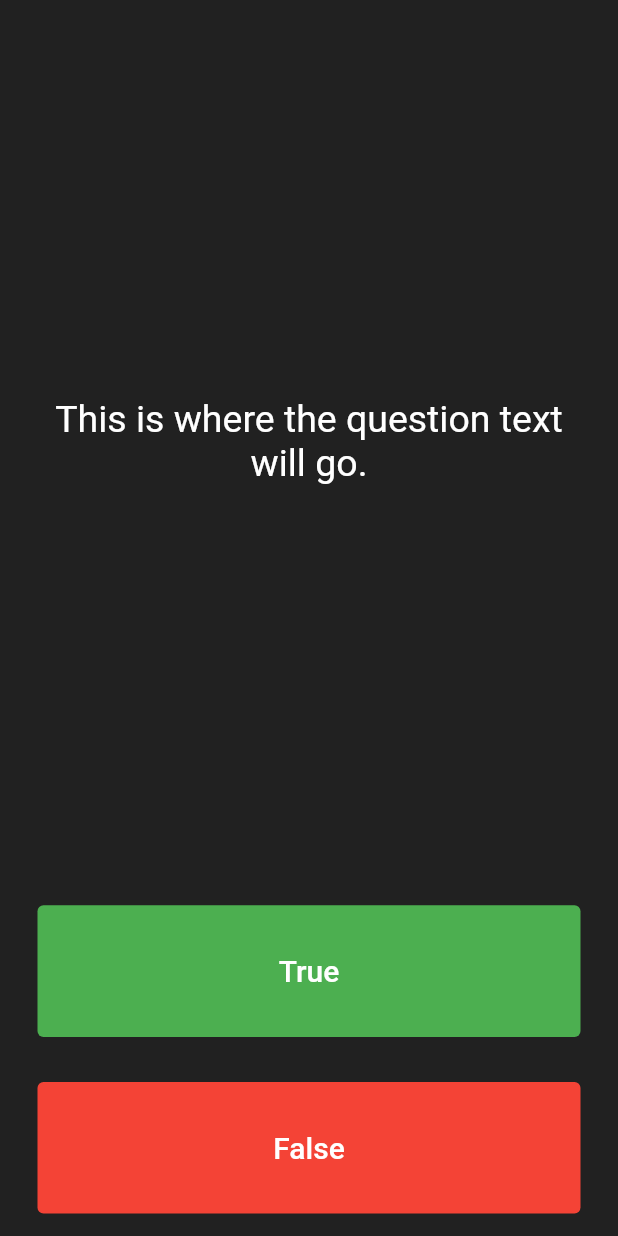
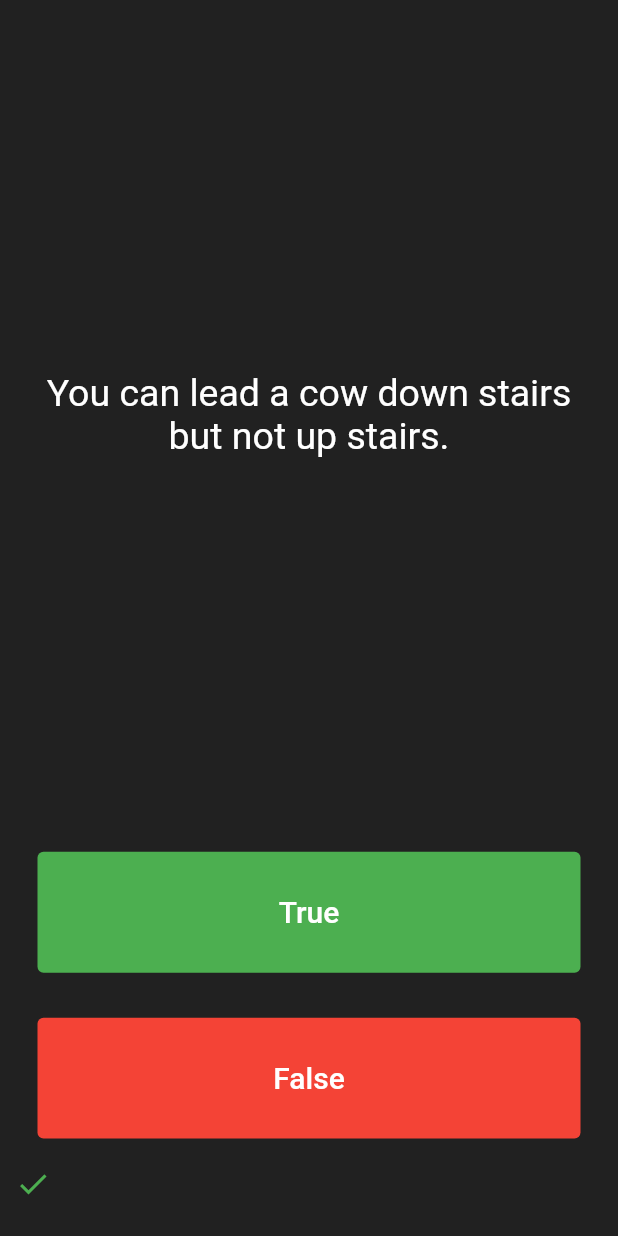
Before and after one commit to afpaiva/quizzler, a Flutter app: the screen it shows after launch, after a tap on "True", on a phone screen of 412 x 824 dp. Run offline on Flutter 3.47's test engine with Material 2 defaults, Android fonts, the phone set to English and light mode, and no system bars; missing offline and left inert: dart:ffi.

Commit message:
created questions object

```diff
--- a/lib/main.dart
+++ b/lib/main.dart
@@ -1,7 +1,11 @@
+import 'dart:ffi';
+import 'quiz_brain.dart';
 import 'package:flutter/material.dart';
 
+QuizBrain questions = QuizBrain();
+
 void main() {
-  runApp(const Quizzler());
+  runApp(Quizzler());
 }
 
 class Quizzler extends StatelessWidget {
@@ -14,7 +18,7 @@ class Quizzler extends StatelessWidget {
       debugShowCheckedModeBanner: false,
       home: Scaffold(
         backgroundColor: Colors.grey.shade900,
-        body: const SafeArea(
+        body: SafeArea(
           child: Padding(
             padding: EdgeInsets.symmetric(horizontal: 10),
             child: QuizPage(),
@@ -33,6 +37,9 @@ class QuizPage extends StatefulWidget {
 }
 
 class _QuizPageState extends State<QuizPage> {
+  int questionNumber = 0;
+  List<Icon> scores = [];
+
   @override
   Widget build(BuildContext context) {
     return Column(
@@ -45,7 +52,7 @@ class _QuizPageState extends State<QuizPage> {
             padding: EdgeInsets.all(10.0),
             child: Center(
               child: Text(
-                'This is where the question text will go.',
+                questions.questionBank[questionNumber].questionText,
                 textAlign: TextAlign.center,
                 style: TextStyle(
                   fontSize: 25.0,
@@ -64,7 +71,27 @@ class _QuizPageState extends State<QuizPage> {
                 backgroundColor: Colors.green,
               ),
               onPressed: () {
-                print("hello!");
+                setState(() {
+                  if (questions.questionBank[questionNumber].questionAnswer ==
+                      true) {
+                    scores.add(
+                      Icon(
+                        Icons.check,
+                        color: Colors.green,
+                      ),
+                    );
+                  } else {
+                    scores.add(
+                      Icon(
+                        Icons.cancel,
+                        color: Colors.red,
+                      ),
+                    );
+                  }
+                });
+                questionNumber++;
+                if (questionNumber >= questions.questionBank.length)
+                  questionNumber = 0;
               },
               child: Text(
                 'True',
@@ -85,7 +112,27 @@ class _QuizPageState extends State<QuizPage> {
                 backgroundColor: Colors.red,
               ),
               onPressed: () {
-                print("hell oh");
+                setState(() {
+                  if (questions.questionBank[questionNumber].questionAnswer ==
+                      false) {
+                    scores.add(
+                      Icon(
+                        Icons.check,
+                        color: Colors.green,
+                      ),
+                    );
+                  } else {
+                    scores.add(
+                      Icon(
+                        Icons.cancel,
+                        color: Colors.red,
+                      ),
+                    );
+                  }
+                });
+                questionNumber++;
+                if (questionNumber >= questions.questionBank.length)
+                  questionNumber = 0;
               },
               child: Text(
                 'False',
@@ -97,6 +144,16 @@ class _QuizPageState extends State<QuizPage> {
             ),
           ),
         ),
+        Row(
+          children: [
+            SizedBox(
+              height: 30.0,
+            )
+          ]..addAll(scores),
+        ),
+        SizedBox(
+          height: 20.0,
+        )
       ],
     );
   }
--- /dev/null
+++ b/lib/questions.dart
@@ -0,0 +1,9 @@
+class Question {
+  late String questionText;
+  late bool questionAnswer;
+
+  Question(String q, bool a) {
+    questionText = q;
+    questionAnswer = a;
+  }
+}
```
Also changed, not shown: lib/quiz_brain.dart (added, +31 -0 lines).
